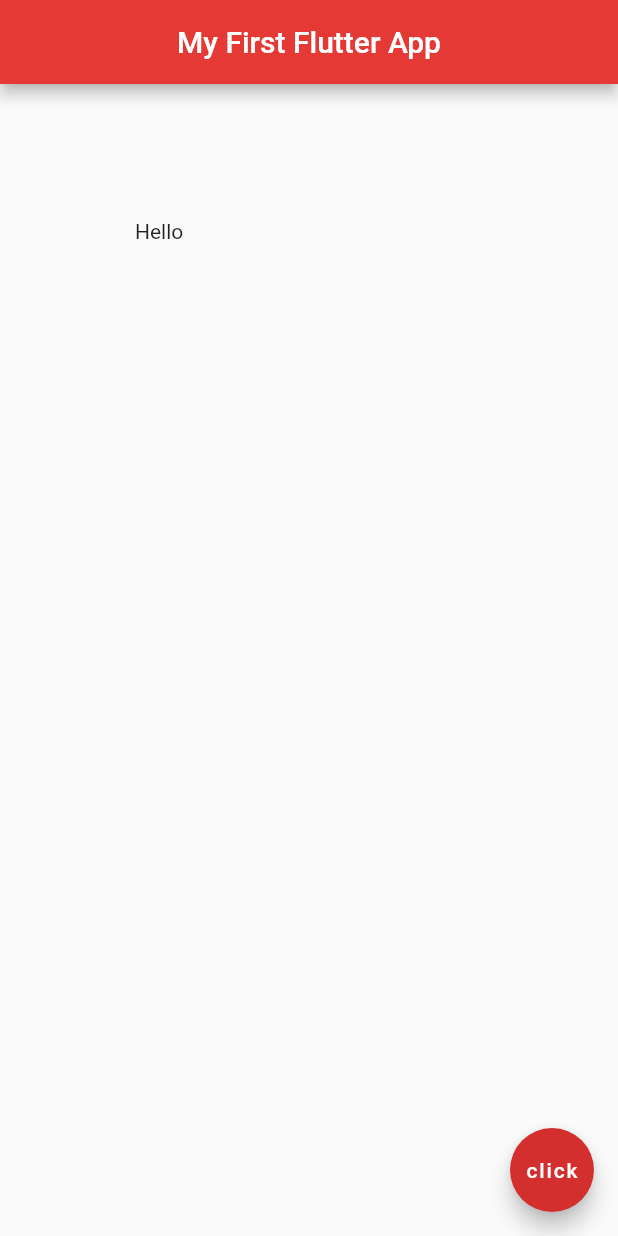
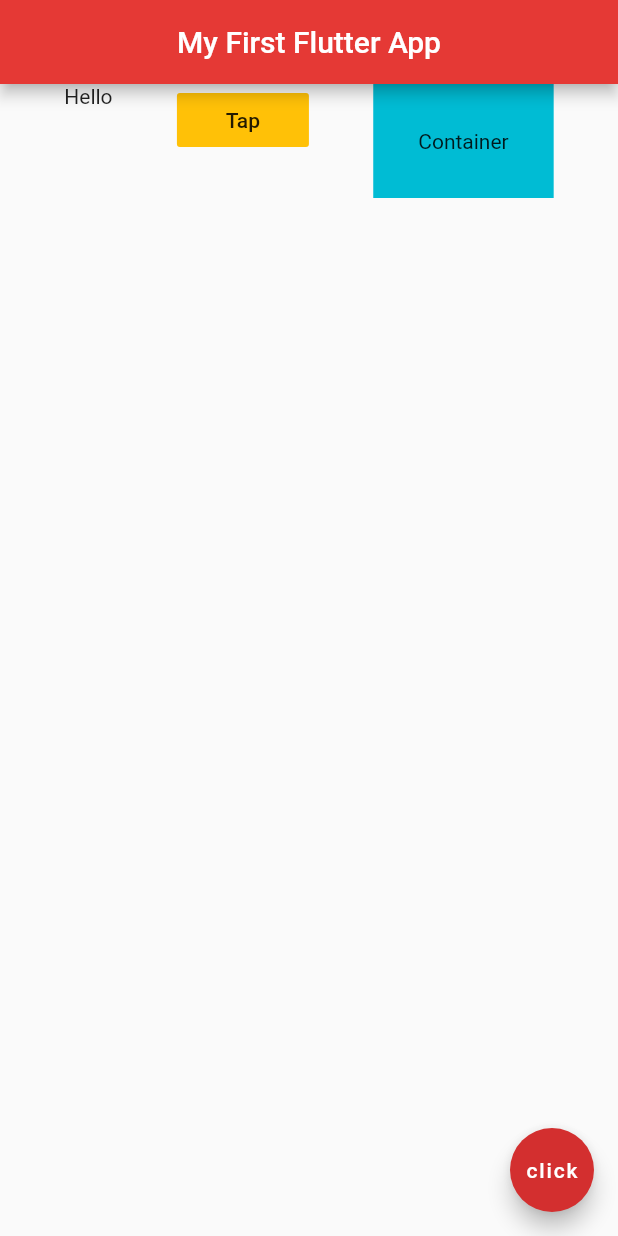
Before and after one commit to aqeebimtiaz/flutter_tutorial, a Flutter app: the screen it shows after launch, on a phone screen of 412 x 824 dp. Run offline on Flutter 3.47's test engine with Material 2 defaults, Android fonts, the phone set to English and light mode, and no system bars.

Commit message:
[ADD] upto vid 11 - Rows

```diff
--- a/lib/main.dart
+++ b/lib/main.dart
@@ -17,9 +17,22 @@ class Home extends StatelessWidget {
             centerTitle: true,
             backgroundColor: Colors.red[600]
         ),
-        body: Padding(
-          padding: EdgeInsets.all(90),
-          child: Text('Hello'),
+        body: Row(
+          mainAxisAlignment: MainAxisAlignment.spaceEvenly,
+          crossAxisAlignment: CrossAxisAlignment.start,
+          children: <Widget>[
+            Text('Hello'),
+            FlatButton(
+                onPressed: (){},
+                color: Colors.amber,
+                child: Text('Tap')
+            ),
+            Container(
+              color: Colors.cyan,
+              padding: EdgeInsets.all(30),
+              child: Text('Container'),
+            )
+          ],
         ),
         floatingActionButton: FloatingActionButton(
           child: Text('click'),
```
